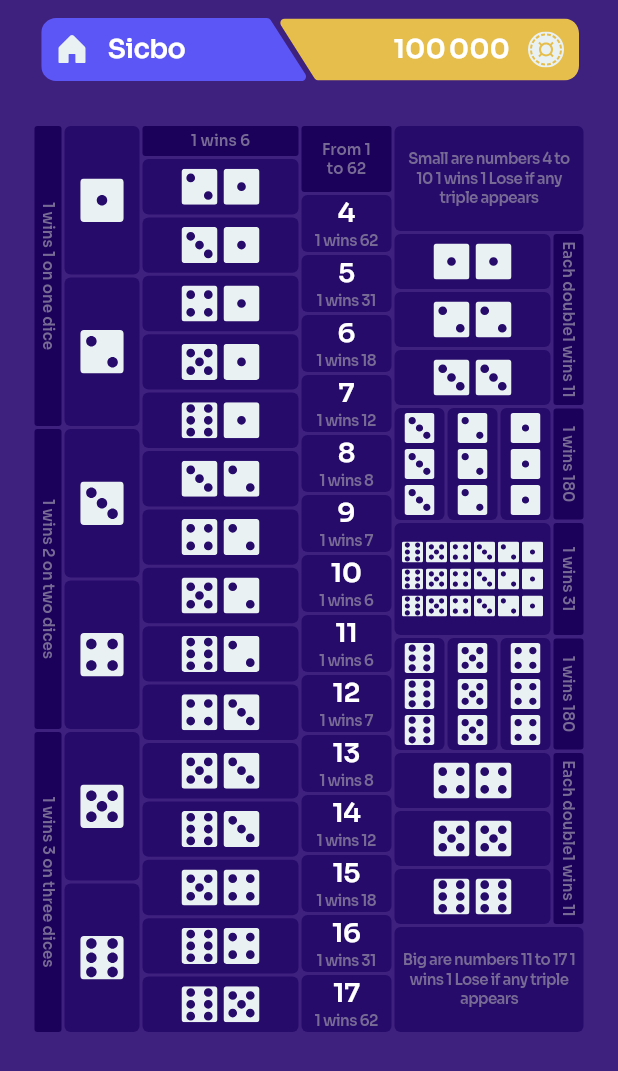
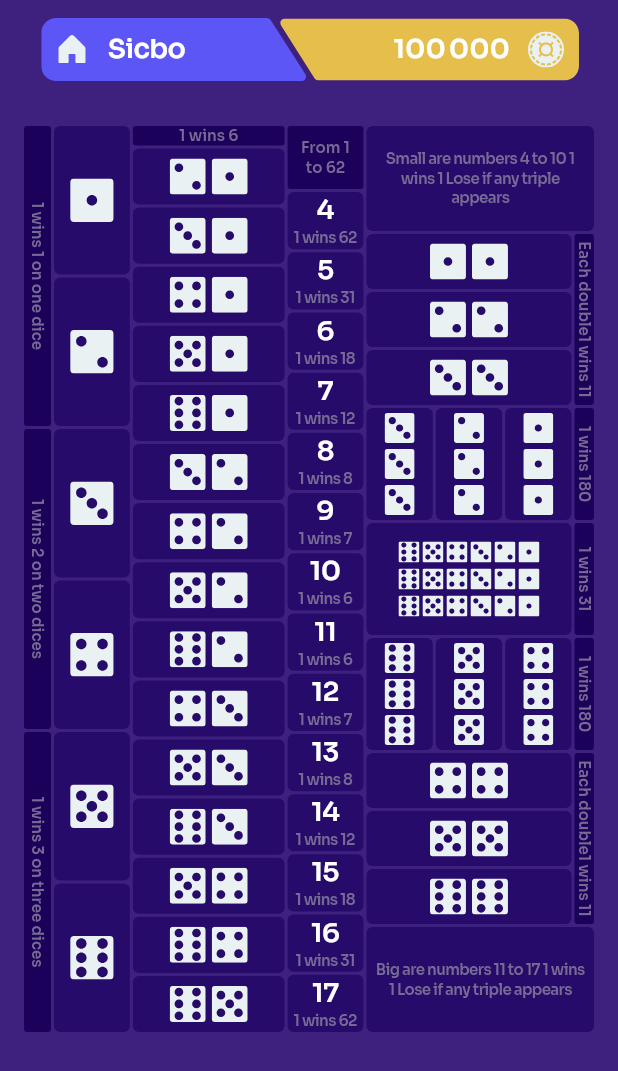
Before and after one commit to kent0505/sic_game, a Flutter app: the HomeScreen screen opened directly, on a phone screen of 412 x 824 dp. Shown: the top 1071 px of the screen. Run offline on Flutter 3.47's test engine with Material 3 defaults, Android fonts, the phone set to English and light mode, and no system bars; our stand-ins replace connectivity_plus, flutter_bloc, flutter_svg, shared_preferences, vibration; missing offline and left inert: app_settings; accounts and stored records are empty.

Commit message:
board ui

```diff
--- a/lib/src/features/game/screens/game_screen.dart
+++ b/lib/src/features/game/screens/game_screen.dart
@@ -1,11 +1,11 @@
 import 'package:flutter/material.dart';
-import 'package:sic_game/src/features/game/widgets/field_button3.dart';
-import 'package:sic_game/src/features/game/widgets/field_button4.dart';
-import 'package:sic_game/src/features/game/widgets/field_button5.dart';
-import 'package:sic_game/src/features/game/widgets/field_button6.dart';
 
 import '../widgets/field_button1.dart';
 import '../widgets/field_button2.dart';
+import '../widgets/field_button3.dart';
+import '../widgets/field_button4.dart';
+import '../widgets/field_button5.dart';
+import '../widgets/field_button6.dart';
 import '../widgets/title_card.dart';
 
 class GameScreen extends StatelessWidget {
@@ -20,8 +20,10 @@ class GameScreen extends StatelessWidget {
           child: ListView(
             padding: EdgeInsets.all(16),
             children: [
-              SizedBox(
+              Center(
+                child: SizedBox(
                   height: 606,
+                  width: 400,
                   child: Row(
                     mainAxisAlignment: MainAxisAlignment.center,
                     children: [
@@ -29,30 +31,29 @@ class GameScreen extends StatelessWidget {
                         width: 18,
                         child: Column(
                           children: [
-                          TitleCard(
+                            Expanded(
+                              child: TitleCard(
                                 title: '1 wins 1 on one dice',
-                            height: 200,
-                            width: 18,
                                 rotated: true,
                               ),
-                          TitleCard(
+                            ),
+                            Expanded(
+                              child: TitleCard(
                                 title: '1 wins 2 on two dices',
-                            height: 200,
-                            width: 18,
                                 rotated: true,
                               ),
-                          TitleCard(
+                            ),
+                            Expanded(
+                              child: TitleCard(
                                 title: '1 wins 3 on three dices',
-                            height: 200,
-                            width: 18,
                                 rotated: true,
+                              ),
                             ),
                           ],
                         ),
                       ),
                       SizedBox(width: 2),
-                    SizedBox(
-                      width: 50,
+                      Expanded(
                         child: Column(
                           children: [
                             FieldButton1(id: 1),
@@ -65,15 +66,11 @@ class GameScreen extends StatelessWidget {
                         ),
                       ),
                       SizedBox(width: 2),
-                    SizedBox(
-                      width: 104,
+                      Expanded(
+                        flex: 2,
                         child: Column(
                           children: [
-                          TitleCard(
-                            title: '1 wins 6',
-                            height: 20,
-                            width: 104,
-                          ),
+                            TitleCard(title: '1 wins 6'),
                             FieldButton2(id: 1, ids: [2, 1]),
                             FieldButton2(id: 2, ids: [3, 1]),
                             FieldButton2(id: 3, ids: [4, 1]),
@@ -93,14 +90,12 @@ class GameScreen extends StatelessWidget {
                         ),
                       ),
                       SizedBox(width: 2),
-                    SizedBox(
-                      width: 60,
+                      Expanded(
                         child: Column(
                           children: [
-                          TitleCard(
-                            title: 'From 1\nto 62',
+                            SizedBox(
                               height: 44,
-                            width: 104,
+                              child: TitleCard(title: 'From 1\nto 62'),
                             ),
                             FieldButton3(id: 1, value: 4, wins: 62),
                             FieldButton3(id: 2, value: 5, wins: 31),
@@ -120,8 +115,8 @@ class GameScreen extends StatelessWidget {
                         ),
                       ),
                       SizedBox(width: 2),
-                    SizedBox(
-                      width: 126,
+                      Expanded(
+                        flex: 3,
                         child: Column(
                           children: [
                             FieldButton4(
@@ -133,8 +128,7 @@ class GameScreen extends StatelessWidget {
                               height: 116,
                               child: Row(
                                 children: [
-                                SizedBox(
-                                  width: 104,
+                                  Expanded(
                                     child: Column(
                                       children: [
                                         FieldButton2(id: 1, ids: [1, 1]),
@@ -146,8 +140,6 @@ class GameScreen extends StatelessWidget {
                                   SizedBox(width: 2),
                                   TitleCard(
                                     title: 'Each double1 wins 11',
-                                  height: 115,
-                                  width: 20,
                                     rotated: true,
                                   ),
                                 ],
@@ -161,8 +153,6 @@ class GameScreen extends StatelessWidget {
                                   FieldButton5(id: 1, value: 1),
                                   TitleCard(
                                     title: '1 wins 180',
-                                  height: 74,
-                                  width: 20,
                                     rotated: true,
                                   ),
                                 ],
@@ -174,8 +164,6 @@ class GameScreen extends StatelessWidget {
                                   FieldButton6(),
                                   TitleCard(
                                     title: '1 wins 31',
-                                  height: 76,
-                                  width: 20,
                                     rotated: true,
                                   ),
                                 ],
@@ -189,8 +177,6 @@ class GameScreen extends StatelessWidget {
                                   FieldButton5(id: 1, value: 4),
                                   TitleCard(
                                     title: '1 wins 180',
-                                  height: 74,
-                                  width: 20,
                                     rotated: true,
                                   ),
                                 ],
@@ -200,8 +186,7 @@ class GameScreen extends StatelessWidget {
                               height: 116,
                               child: Row(
                                 children: [
-                                SizedBox(
-                                  width: 104,
+                                  Expanded(
                                     child: Column(
                                       children: [
                                         FieldButton2(id: 1, ids: [4, 4]),
@@ -213,10 +198,8 @@ class GameScreen extends StatelessWidget {
                                   SizedBox(width: 2),
                                   TitleCard(
                                     title: 'Each double1 wins 11',
-                                  height: 115,
-                                  width: 20,
                                     rotated: true,
-                                )
+                                  ),
                                 ],
                               ),
                             ),
@@ -231,6 +214,7 @@ class GameScreen extends StatelessWidget {
                     ],
                   ),
                 ),
+              ),
             ],
           ),
         ),
--- a/lib/src/features/game/widgets/field_button6.dart
+++ b/lib/src/features/game/widgets/field_button6.dart
@@ -12,7 +12,6 @@ class FieldButton6 extends StatelessWidget {
       child: Button(
         onPressed: () {},
         child: Container(
-          height: 100,
           margin: EdgeInsets.only(
             bottom: 2,
             right: 2,
--- a/lib/src/features/game/widgets/title_card.dart
+++ b/lib/src/features/game/widgets/title_card.dart
@@ -4,27 +4,22 @@ class TitleCard extends StatelessWidget {
   const TitleCard({
     super.key,
     required this.title,
-    required this.height,
-    required this.width,
     this.rotated = false,
   });
 
   final String title;
-  final double height;
-  final double width;
   final bool rotated;
 
   @override
   Widget build(BuildContext context) {
     return Container(
-      height: height,
-      width: width,
       margin: EdgeInsets.only(bottom: 2),
       alignment: Alignment.center,
       decoration: BoxDecoration(
         color: Color(0xff1B0159),
         borderRadius: BorderRadius.circular(2),
       ),
+      child: Center(
         child: RotatedBox(
           quarterTurns: rotated ? 1 : 0,
           child: Text(
@@ -37,6 +32,7 @@ class TitleCard extends StatelessWidget {
             ),
           ),
         ),
+      ),
     );
   }
 }
```
Also changed, not shown: pubspec.lock. Lines whose indentation alone changed are shown as unchanged.
